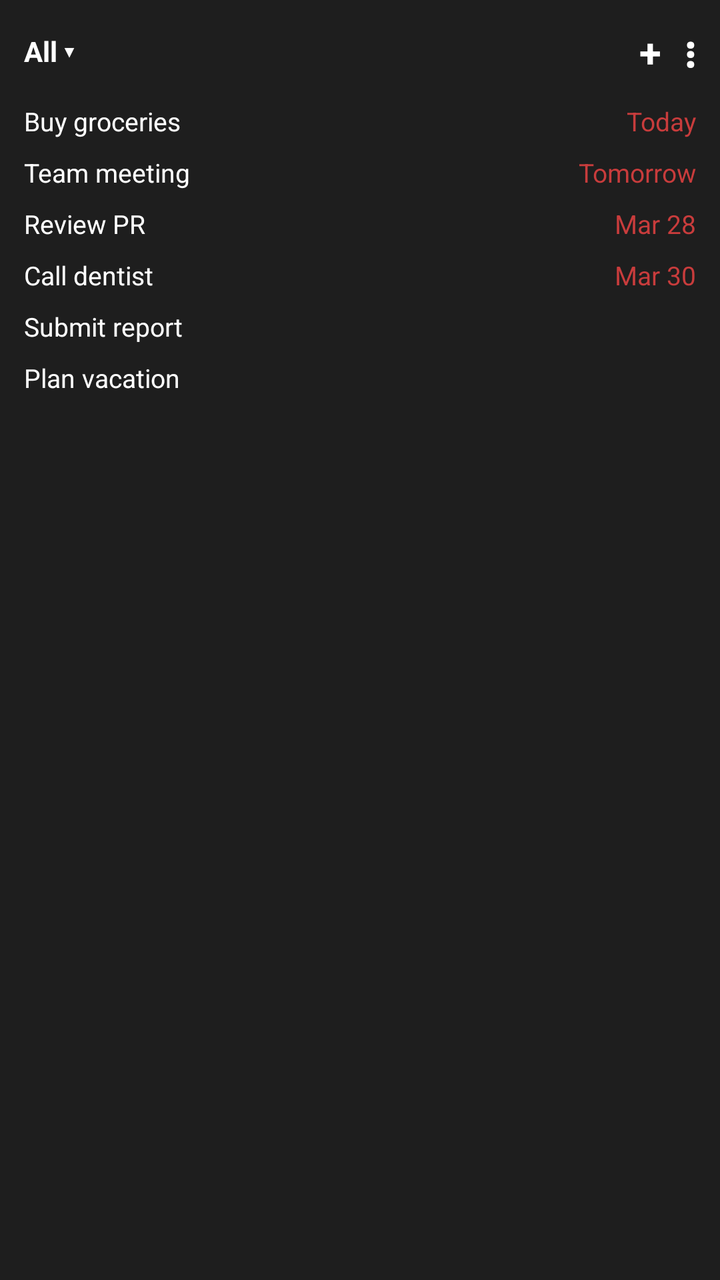
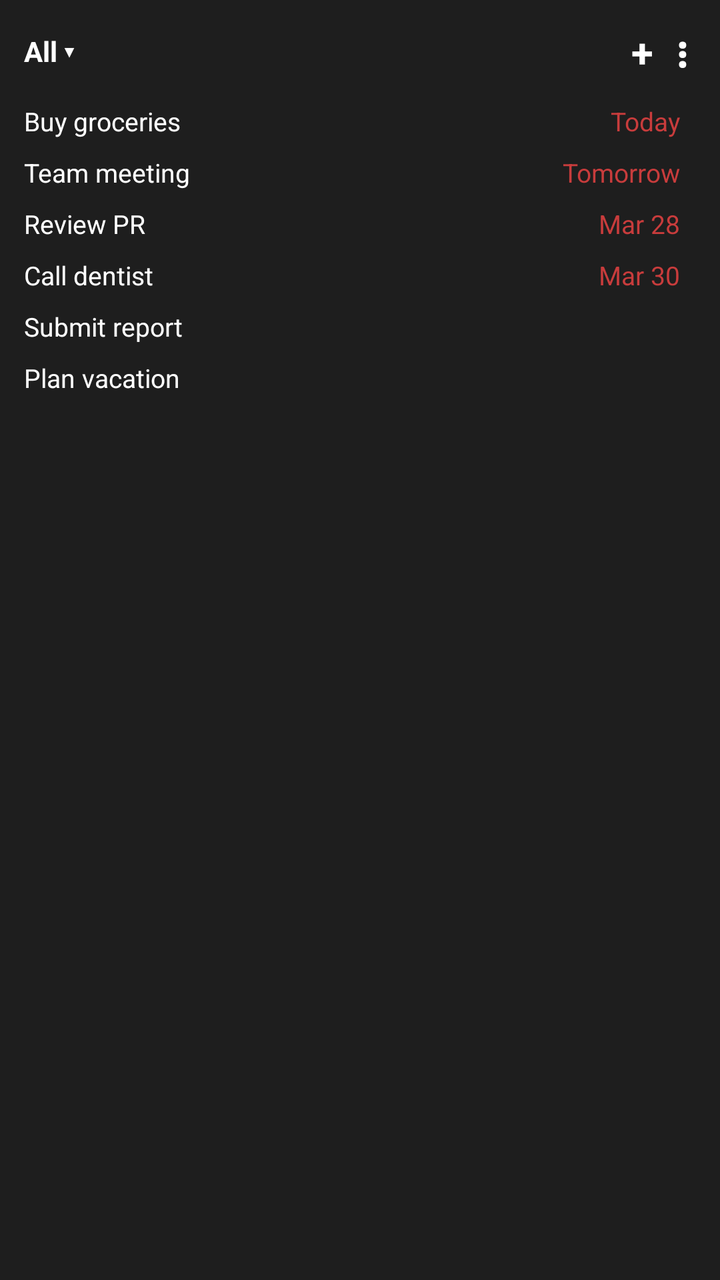

Before-and-after screenshots of an Android layout around one commit, followed by the original layout XML and the change that was made.
<!-- AndroidManifest.xml: application theme android:Theme.Material.Light.NoActionBar -->
<!-- res/layout/widget_preview_layout.xml -->
<?xml version="1.0" encoding="utf-8"?>
<LinearLayout xmlns:android="http://schemas.android.com/apk/res/android"
    android:layout_width="match_parent"
    android:layout_height="match_parent"
    android:orientation="vertical"
    android:background="#FF1E1E1E"
    android:padding="12dp">

    
    <LinearLayout
        android:layout_width="match_parent"
        android:layout_height="wrap_content"
        android:orientation="horizontal"
        android:gravity="center_vertical">

        <TextView
            android:layout_width="0dp"
            android:layout_height="wrap_content"
            android:layout_weight="1"
            android:text="All ▾"
            android:textColor="#FFFFFFFF"
            android:textSize="14sp"
            android:textStyle="bold" />

        <TextView
            android:layout_width="wrap_content"
            android:layout_height="wrap_content"
            android:text="+"
            android:textColor="#FFFFFFFF"
            android:textSize="20sp"
            android:textStyle="bold"
            android:paddingStart="8dp"
            android:paddingEnd="8dp" />

        <TextView
            android:layout_width="wrap_content"
            android:layout_height="wrap_content"
            android:text="⋮"
            android:textColor="#FFFFFFFF"
            android:textSize="20sp"
            android:textStyle="bold"
            android:paddingStart="4dp" />
    </LinearLayout>

    <View
        android:layout_width="match_parent"
        android:layout_height="8dp" />

    
    <LinearLayout
        android:layout_width="match_parent"
        android:layout_height="wrap_content"
        android:orientation="horizontal"
        android:paddingTop="4dp"
        android:paddingBottom="4dp">
        <TextView
            android:layout_width="0dp"
            android:layout_height="wrap_content"
            android:layout_weight="1"
            android:text="Buy groceries"
            android:textColor="#FFFFFFFF"
            android:textSize="13sp"
            android:maxLines="1" />
        <TextView
            android:layout_width="wrap_content"
            android:layout_height="wrap_content"
            android:text="Today"
            android:textColor="#FFC83C3C"
            android:textSize="13sp"
            android:paddingStart="8dp" />
    </LinearLayout>

    
    <LinearLayout
        android:layout_width="match_parent"
        android:layout_height="wrap_content"
        android:orientation="horizontal"
        android:paddingTop="4dp"
        android:paddingBottom="4dp">
        <TextView
            android:layout_width="0dp"
            android:layout_height="wrap_content"
            android:layout_weight="1"
            android:text="Team meeting"
            android:textColor="#FFFFFFFF"
            android:textSize="13sp"
            android:maxLines="1" />
        <TextView
            android:layout_width="wrap_content"
            android:layout_height="wrap_content"
            android:text="Tomorrow"
            android:textColor="#FFC83C3C"
            android:textSize="13sp"
            android:paddingStart="8dp" />
    </LinearLayout>

    
    <LinearLayout
        android:layout_width="match_parent"
        android:layout_height="wrap_content"
        android:orientation="horizontal"
        android:paddingTop="4dp"
        android:paddingBottom="4dp">
        <TextView
            android:layout_width="0dp"
            android:layout_height="wrap_content"
            android:layout_weight="1"
            android:text="Review PR"
            android:textColor="#FFFFFFFF"
            android:textSize="13sp"
            android:maxLines="1" />
        <TextView
            android:layout_width="wrap_content"
            android:layout_height="wrap_content"
            android:text="Mar 28"
            android:textColor="#FFC83C3C"
            android:textSize="13sp"
            android:paddingStart="8dp" />
    </LinearLayout>

    
    <LinearLayout
        android:layout_width="match_parent"
        android:layout_height="wrap_content"
        android:orientation="horizontal"
        android:paddingTop="4dp"
        android:paddingBottom="4dp">
        <TextView
            android:layout_width="0dp"
            android:layout_height="wrap_content"
            android:layout_weight="1"
            android:text="Call dentist"
            android:textColor="#FFFFFFFF"
            android:textSize="13sp"
            android:maxLines="1" />
        <TextView
            android:layout_width="wrap_content"
            android:layout_height="wrap_content"
            android:text="Mar 30"
            android:textColor="#FFC83C3C"
            android:textSize="13sp"
            android:paddingStart="8dp" />
    </LinearLayout>

    
    <LinearLayout
        android:layout_width="match_parent"
        android:layout_height="wrap_content"
        android:orientation="horizontal"
        android:paddingTop="4dp"
        android:paddingBottom="4dp">
        <TextView
            android:layout_width="0dp"
            android:layout_height="wrap_content"
            android:layout_weight="1"
            android:text="Submit report"
            android:textColor="#FFFFFFFF"
            android:textSize="13sp"
            android:maxLines="1" />
    </LinearLayout>

    
    <LinearLayout
        android:layout_width="match_parent"
        android:layout_height="wrap_content"
        android:orientation="horizontal"
        android:paddingTop="4dp"
        android:paddingBottom="4dp">
        <TextView
            android:layout_width="0dp"
            android:layout_height="wrap_content"
            android:layout_weight="1"
            android:text="Plan vacation"
            android:textColor="#FFFFFFFF"
            android:textSize="13sp"
            android:maxLines="1" />
    </LinearLayout>

</LinearLayout>
<!-- resources referenced by this layout -->
<resources>

</resources>

<!-- the commit's change to res/layout/widget_preview_layout.xml (unified diff, before → after) -->
@@ -1,10 +1,12 @@
 <?xml version="1.0" encoding="utf-8"?>
 <LinearLayout xmlns:android="http://schemas.android.com/apk/res/android"
+    xmlns:tools="http://schemas.android.com/tools"
     android:layout_width="match_parent"
     android:layout_height="match_parent"
     android:orientation="vertical"
     android:background="#FF1E1E1E"
-    android:padding="12dp">
+    android:padding="12dp"
+    tools:ignore="HardcodedText,SmallSp,Overdraw">
 
     
     <LinearLayout
@@ -39,7 +41,8 @@
             android:textColor="#FFFFFFFF"
             android:textSize="20sp"
             android:textStyle="bold"
-            android:paddingStart="4dp" />
+            android:paddingStart="4dp"
+            android:paddingEnd="4dp" />
     </LinearLayout>
 
     <View
@@ -67,7 +70,8 @@
             android:text="Today"
             android:textColor="#FFC83C3C"
             android:textSize="13sp"
-            android:paddingStart="8dp" />
+            android:paddingStart="8dp"
+            android:paddingEnd="8dp" />
     </LinearLayout>
 
     
@@ -91,7 +95,8 @@
             android:text="Tomorrow"
             android:textColor="#FFC83C3C"
             android:textSize="13sp"
-            android:paddingStart="8dp" />
+            android:paddingStart="8dp"
+            android:paddingEnd="8dp" />
     </LinearLayout>
 
     
@@ -115,7 +120,8 @@
             android:text="Mar 28"
             android:textColor="#FFC83C3C"
             android:textSize="13sp"
-            android:paddingStart="8dp" />
+            android:paddingStart="8dp"
+            android:paddingEnd="8dp" />
     </LinearLayout>
 
     
@@ -139,7 +145,8 @@
             android:text="Mar 30"
             android:textColor="#FFC83C3C"
             android:textSize="13sp"
-            android:paddingStart="8dp" />
+            android:paddingStart="8dp"
+            android:paddingEnd="8dp" />
     </LinearLayout>
 
     
